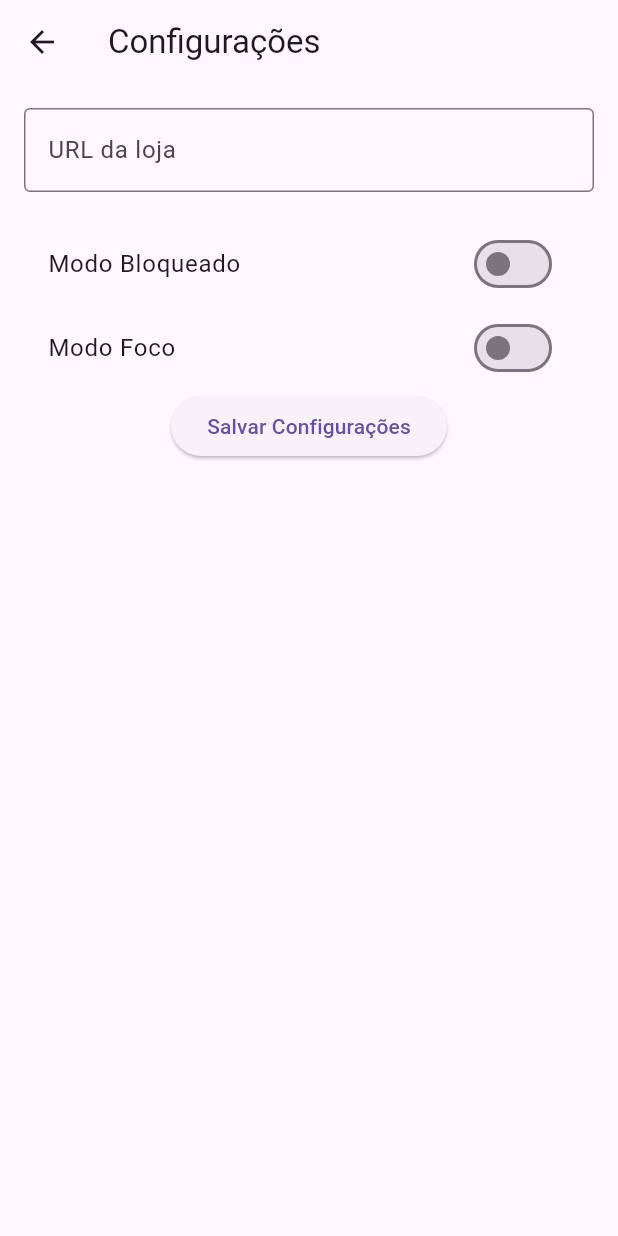
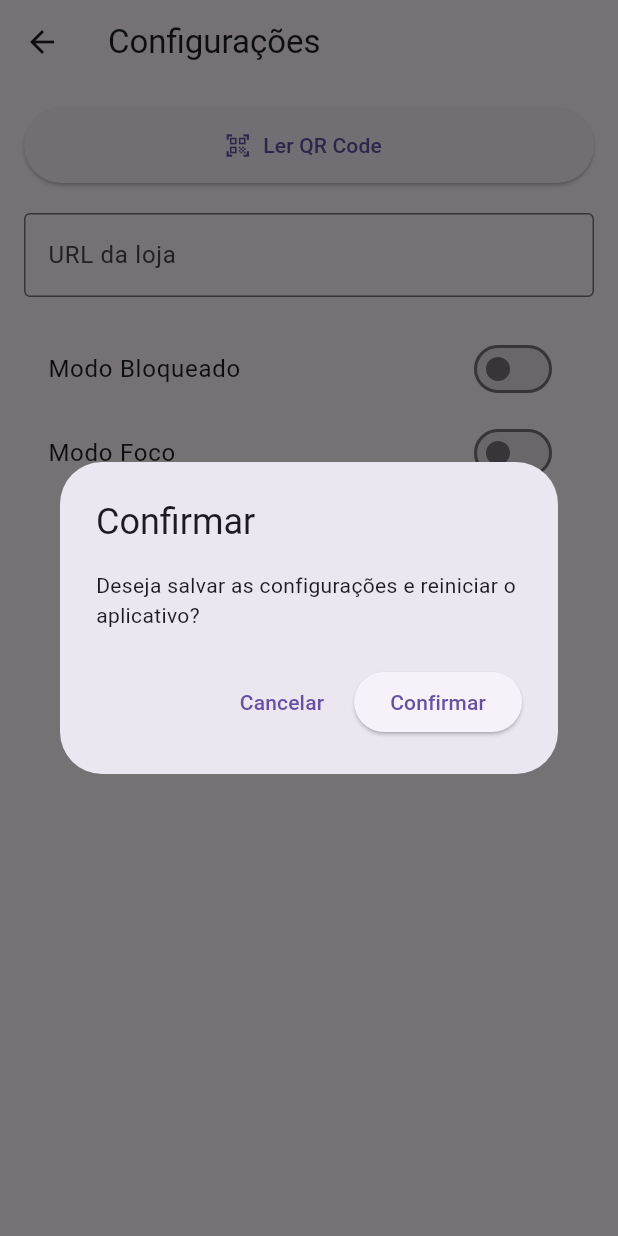
Before and after one commit to tiautomacao/webkiosk, a Flutter app: the ConfigScreen screen opened directly, after a tap on "Salvar Configurações", on a phone screen of 412 x 824 dp. Run offline on Flutter 3.47's test engine with Material 3 defaults, Android fonts, the phone set to English and light mode, and no system bars; our stand-ins replace pinput, shared_preferences, webview_flutter; missing offline and left inert: flutter_autostart, kiosk_mode, mobile_scanner; accounts and stored records are empty.

Commit message:
Adicionado o leito de qrcode

```diff
--- a/lib/screen/config_screen.dart
+++ b/lib/screen/config_screen.dart
@@ -1,5 +1,8 @@
 import 'package:flutter/material.dart';
 import 'package:shared_preferences/shared_preferences.dart';
+import 'package:kiosk_mode/kiosk_mode.dart';
+import 'package:flutter_autostart/flutter_autostart.dart';
+import 'package:webdeliverylegal/screen/qr_scanner_screen.dart';
 
 class ConfigScreen extends StatefulWidget {
   const ConfigScreen({super.key});
@@ -10,9 +13,9 @@ class ConfigScreen extends StatefulWidget {
 
 class _ConfigScreenState extends State<ConfigScreen> {
   late final _urlController = TextEditingController();
-
   bool _isLockedModeEnabled = false;
   bool _isFocusModeEnabled = false;
+  final _autostart = FlutterAutostart();
 
   @override
   void initState() {
@@ -21,77 +24,132 @@ class _ConfigScreenState extends State<ConfigScreen> {
   }
 
   @override
+  void dispose() {
+    _urlController.dispose();
+    super.dispose();
+  }
+
+  @override
   Widget build(BuildContext context) {
     return Scaffold(
       appBar: AppBar(
-        title: Text('Configurações'),
+        title: const Text('Configurações'),
       ),
-      body: Padding(padding:
-      EdgeInsets.all(16.0),
+      body: Padding(
+        padding: const EdgeInsets.all(16.0),
         child: Column(
           children: [
+            SizedBox(
+              width: double.infinity,
+              height: 50, // Torna o botão maior
+              child: ElevatedButton.icon(
+                onPressed: _scanQrCode,
+                icon: const Icon(Icons.qr_code_scanner),
+                label: const Text('Ler QR Code'),
+              ),
+            ),
+            const SizedBox(height: 20),
             TextField(
               controller: _urlController,
-            decoration: InputDecoration(
+              decoration: const InputDecoration(
                 labelText: 'URL da loja',
-              border: OutlineInputBorder()
+                border: OutlineInputBorder(),
               ),
             ),
-          SizedBox(height: 20),
+            const SizedBox(height: 20),
             SwitchListTile(
-            title: Text('Modo Bloqueado'),
+              title: const Text('Modo Bloqueado'),
               value: _isLockedModeEnabled,
-            onChanged: (bool value){
+              onChanged: (bool value) {
                 setState(() {
                   _isLockedModeEnabled = value;
-
                 });
-            }
+              },
             ),
             SwitchListTile(
-            title: Text('Modo Foco'),
+              title: const Text('Modo Foco'),
               value: _isFocusModeEnabled,
-            onChanged:(bool value){
+              onChanged: (bool value) {
                 setState(() {
                   _isFocusModeEnabled = value;
                 });
-            }
+              },
             ),
             ElevatedButton(
-            onPressed: _saveSettings, // Chama a função para salvar
-            child: Text('Salvar Configurações'),
+              onPressed: _showConfirmDialog,
+              child: const Text('Salvar Configurações'),
             ),
           ],
-        )
-      )
+        ),
+      ),
     );
   }
 
   void _loadSettings() async {
     final prefs = await SharedPreferences.getInstance();
-
-    // Carrega a URL e atualiza o controlador
-    final url = prefs.getString('kiosk_url') ?? ''; // Usa '' se não houver URL
+    final url = prefs.getString('kiosk_url') ?? '';
     _urlController.text = url;
-
-    // Carrega o estado dos switches
     setState(() {
       _isLockedModeEnabled = prefs.getBool('is_locked_mode_enabled') ?? false;
       _isFocusModeEnabled = prefs.getBool('is_focus_mode_enabled') ?? false;
     });
   }
 
+  void _scanQrCode() async {
+    final String? url = await Navigator.push(
+      context,
+      MaterialPageRoute(builder: (context) => const QrScannerScreen()),
+    );
+    if (url != null && url.isNotEmpty) {
+      setState(() {
+        _urlController.text = url;
+      });
+      ScaffoldMessenger.of(context).showSnackBar(
+        const SnackBar(content: Text('URL do QR Code lida e adicionada!')),
+      );
+    }
+  }
 
-  void _saveSettings() async {
+  void _showConfirmDialog() {
+    showDialog(
+      context: context,
+      builder: (context) => AlertDialog(
+        title: const Text('Confirmar'),
+        content: const Text('Deseja salvar as configurações e reiniciar o aplicativo?'),
+        actions: [
+          TextButton(
+            onPressed: () => Navigator.pop(context),
+            child: const Text('Cancelar'),
+          ),
+          ElevatedButton(
+            onPressed: () {
+              Navigator.pop(context);
+              _saveSettingsAndExit();
+            },
+            child: const Text('Confirmar'),
+          ),
+        ],
+      ),
+    );
+  }
+
+  void _saveSettingsAndExit() async {
     final prefs = await SharedPreferences.getInstance();
-
-    // Salva a URL do controlador
     await prefs.setString('kiosk_url', _urlController.text);
-
-    // Salva o estado dos switches
     await prefs.setBool('is_locked_mode_enabled', _isLockedModeEnabled);
     await prefs.setBool('is_focus_mode_enabled', _isFocusModeEnabled);
     print('Configurações salvas!');
+
+    if (_isLockedModeEnabled) {
+      await startKioskMode();
+    } else {
+      await stopKioskMode();
     }
 
+    if (_isFocusModeEnabled) {
+      _autostart.showAutoStartPermissionSettings();
     }
+
+    Navigator.of(context).popUntil((route) => route.isFirst);
+  }
+}
--- a/pubspec.yaml
+++ b/pubspec.yaml
@@ -41,7 +41,7 @@ dependencies:
   app_settings: ^5.0.0
   pinput: ^5.0.2
   shared_preferences: ^2.2.0
-
+  mobile_scanner: ^4.0.0
 dev_dependencies:
   flutter_test:
     sdk: flutter
```
Also changed, not shown: lib/screen/kiosk_screen.dart (+59 -16 lines), lib/screen/password_screen.dart (+64 -10 lines), lib/screen/qr_scanner_screen.dart (added, +32 -0 lines), pubspec.lock, 2 other files. Lines whose indentation alone changed are shown as unchanged.
